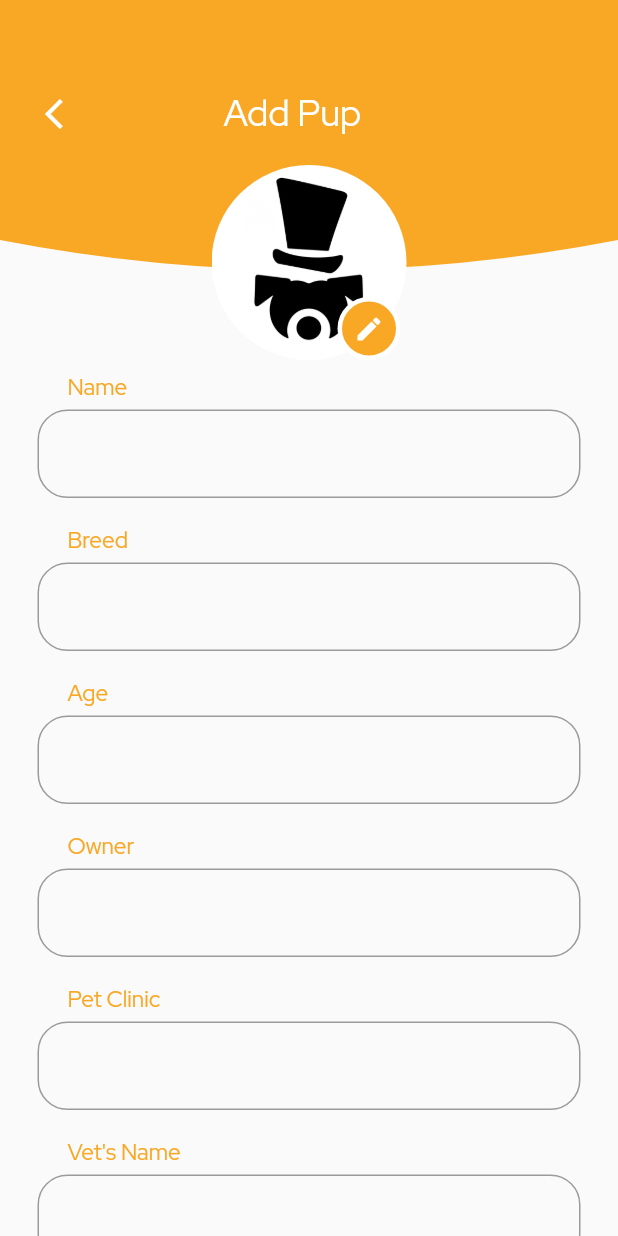
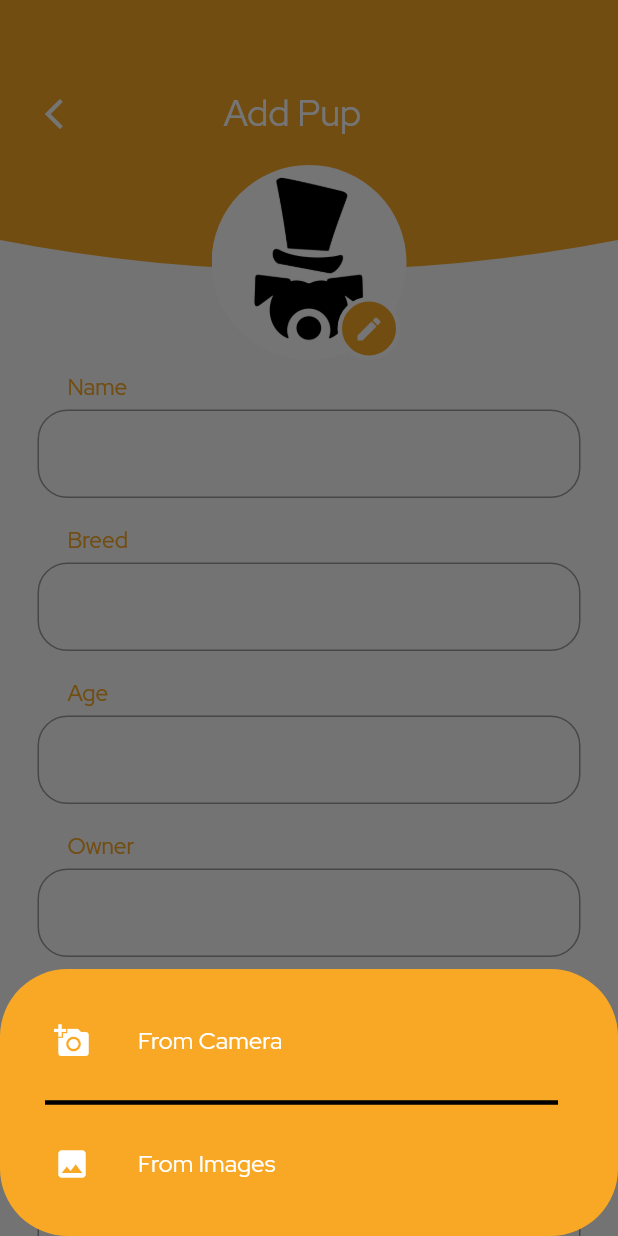
Before and after one commit to villegas-abva/My-Pups, a Flutter app: the AddPupScreen screen opened by its route, after a tap on the "edit" icon, on a phone screen of 412 x 824 dp. Run offline on Flutter 3.47's test engine with Material 2 defaults, Android fonts, the phone set to English and light mode, and no system bars; our stand-ins replace bloc, cloud_firestore, equatable, firebase_core, firebase_storage, flutter_bloc and 4 more; accounts and stored records are empty.

Commit message:
feat: show modal bottom sheet for add image

```diff
--- a/lib/ui/screens/add_pup/add_pup_screen.dart
+++ b/lib/ui/screens/add_pup/add_pup_screen.dart
@@ -126,9 +126,7 @@ class _AddPupScreenState extends State<AddPupScreen> {
               children: [
                 _buildRoundedContainer(height: 180),
                 _buildAppBar(context: context),
-                _buildImage(
-                  topPadding: 110,
-                ),
+                _buildImage(topPadding: 110, context: context),
                 _buildFields(
                     topPadding: 230,
                     fields: pupFields,
@@ -149,14 +147,14 @@ class _AddPupScreenState extends State<AddPupScreen> {
                       breed: controllers[1].text,
                       age: int.parse(controllers[2].text),
                       owner: controllers[3].text,
-                      imageUrl: imageUrl,
-                      hasClinic: false,
                       petClinic: controllers[4].text,
                       vetName: controllers[5].text,
                       vetNotes: controllers[6].text,
                       lastVisit: controllers[7].text,
                       nextVisit: controllers[8].text,
                       sex: dropDownSelection,
+                      imageUrl: imageUrl,
+                      hasClinic: false,
                       id: '',
                     );
                     context.read<PupsBloc>().add(
@@ -183,20 +181,6 @@ class _AddPupScreenState extends State<AddPupScreen> {
       ),
     );
   }
-}
-
-Widget _buildImage({
-  required double topPadding,
-}) {
-  return Padding(
-    padding: EdgeInsets.only(
-      top: topPadding,
-    ),
-    child: CircularAvatarWidget(
-        onClicked: () {},
-        isNetworkImage: false,
-        iconColor: Colors.yellow.shade800),
-  );
 }
 
 Widget _buildRoundedContainer({required double height}) {
@@ -272,3 +256,82 @@ Widget _buildFields(
     ),
   );
 }
+
+Widget _buildImage(
+    {required double topPadding, required BuildContext context}) {
+  return Padding(
+    padding: EdgeInsets.only(
+      top: topPadding,
+    ),
+    child: CircularAvatarWidget(
+        onClicked: () {
+          _showModalBottomSheet(context);
+        },
+        isNetworkImage: false,
+        iconColor: Colors.yellow.shade800),
+  );
+}
+
+Padding _buildBottomSheet(BuildContext context) {
+  return Padding(
+    padding: const EdgeInsets.symmetric(vertical: 20, horizontal: 20),
+    child: Wrap(
+      children: [
+        Column(
+          children: [
+            _buildBottomSheetItem(
+                context: context,
+                text: 'From Camera',
+                icon: Icons.add_a_photo,
+                onTap: () {
+                  print('first');
+                }),
+            Container(
+                margin: const EdgeInsets.only(left: 10.0, right: 20.0),
+                child: const Divider(
+                  color: Colors.black,
+                  thickness: 3.0,
+                  height: 26,
+                )),
+            _buildBottomSheetItem(
+                context: context,
+                text: 'From Images',
+                icon: Icons.photo,
+                onTap: () {
+                  print('second');
+                }),
+          ],
+        ),
+      ],
+    ),
+  );
+}
+
+Widget _buildBottomSheetItem(
+    {required String text,
+    required IconData icon,
+    required BuildContext context,
+    required Function onTap}) {
+  return GestureDetector(
+    onTap: onTap(),
+    child: ListTile(
+      leading: Icon(icon, color: Colors.white),
+      title: AppRegularText(text: text, color: Colors.white),
+    ),
+  );
+}
+
+_showModalBottomSheet(context) {
+  showModalBottomSheet(
+    shape: const RoundedRectangleBorder(
+      borderRadius: BorderRadius.all(
+        Radius.circular(45),
+      ),
+    ),
+    backgroundColor: Colors.yellow.shade800,
+    context: context,
+    builder: (context) {
+      return _buildBottomSheet(context);
+    },
+  );
+}
```
